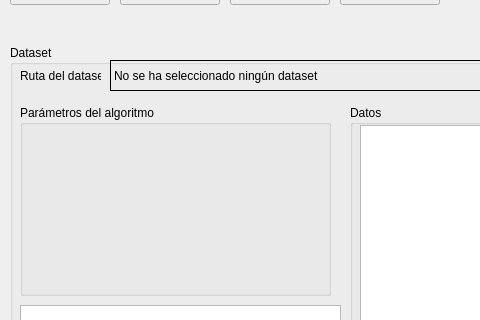
Old version of the form src/UI/QT_Main.ui in the repository hectornauta/kavecinos; both pictures show x 0 to 480 and y 81 to 401 of the 800 by 600 pixel window.
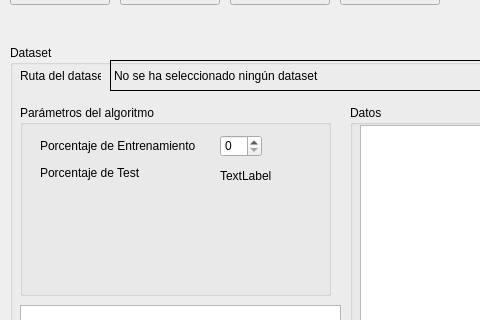
New version of the form.

```diff
--- a/src/UI/QT_Main.ui
+++ b/src/UI/QT_Main.ui
@@ -70,6 +70,58 @@
      <property name="title">
       <string>Parámetros del algoritmo</string>
      </property>
+     <widget class="QLabel" name="labelEntrenamiento">
+      <property name="geometry">
+       <rect>
+        <x>20</x>
+        <y>30</y>
+        <width>171</width>
+        <height>21</height>
+       </rect>
+      </property>
+      <property name="text">
+       <string>Porcentaje de Entrenamiento</string>
+      </property>
+     </widget>
+     <widget class="QLabel" name="labelTest">
+      <property name="geometry">
+       <rect>
+        <x>20</x>
+        <y>60</y>
+        <width>171</width>
+        <height>16</height>
+       </rect>
+      </property>
+      <property name="text">
+       <string>Porcentaje de Test</string>
+      </property>
+     </widget>
+     <widget class="QSpinBox" name="spinEntrenamiento">
+      <property name="geometry">
+       <rect>
+        <x>200</x>
+        <y>30</y>
+        <width>42</width>
+        <height>22</height>
+       </rect>
+      </property>
+      <property name="maximum">
+       <number>100</number>
+      </property>
+     </widget>
+     <widget class="QLabel" name="labelTest_2">
+      <property name="geometry">
+       <rect>
+        <x>200</x>
+        <y>60</y>
+        <width>51</width>
+        <height>21</height>
+       </rect>
+      </property>
+      <property name="text">
+       <string>TextLabel</string>
+      </property>
+     </widget>
     </widget>
     <widget class="QGroupBox" name="groupBox_3">
      <property name="geometry">
```
